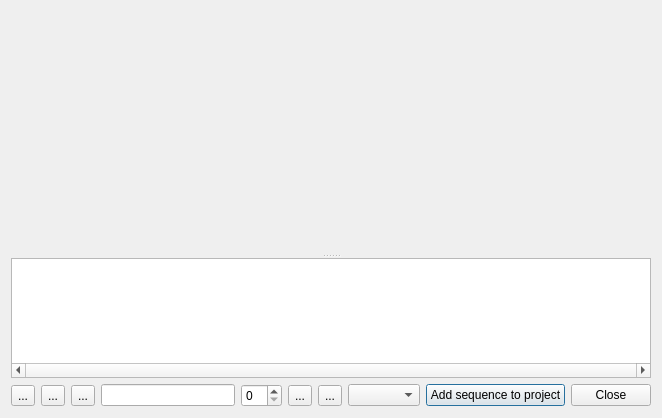
First picture: the form in src/widgets/stopmotion_ui.ui, repository KDE/kdenlive, before the edit.
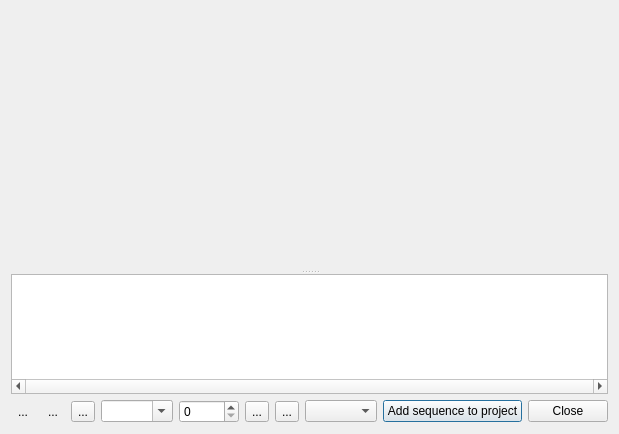
Second picture: the form after the edit. Custom widgets are drawn as their Qt base class.

Commit message: Some progress on the stop motion widget (improve management of existing sequences and frames)

The edit to the form file:
```diff
--- a/src/widgets/stopmotion_ui.ui
+++ b/src/widgets/stopmotion_ui.ui
@@ -6,8 +6,8 @@
    <rect>
     <x>0</x>
     <y>0</y>
-    <width>662</width>
-    <height>418</height>
+    <width>619</width>
+    <height>434</height>
    </rect>
   </property>
   <property name="windowTitle">
@@ -81,6 +81,9 @@
      <property name="checkable">
       <bool>true</bool>
      </property>
+     <property name="autoRaise">
+      <bool>true</bool>
+     </property>
     </widget>
    </item>
    <item row="1" column="1">
@@ -97,6 +100,9 @@
      <property name="checkable">
       <bool>true</bool>
      </property>
+     <property name="autoRaise">
+      <bool>true</bool>
+     </property>
     </widget>
    </item>
    <item row="1" column="2">
@@ -112,22 +118,6 @@
      </property>
     </widget>
    </item>
-   <item row="1" column="3">
-    <widget class="KLineEdit" name="sequence_name">
-     <property name="sizePolicy">
-      <sizepolicy hsizetype="MinimumExpanding" vsizetype="Fixed">
-       <horstretch>0</horstretch>
-       <verstretch>0</verstretch>
-      </sizepolicy>
-     </property>
-     <property name="toolTip">
-      <string>Sequence name</string>
-     </property>
-     <property name="whatsThis">
-      <string/>
-     </property>
-    </widget>
-   </item>
    <item row="1" column="4">
     <widget class="QSpinBox" name="frame_number">
      <property name="toolTip">
@@ -197,14 +187,19 @@
      </property>
     </widget>
    </item>
+   <item row="1" column="3">
+    <widget class="KComboBox" name="sequence_name">
+     <property name="toolTip">
+      <string>Sequence name</string>
+     </property>
+     <property name="editable">
+      <bool>true</bool>
+     </property>
+    </widget>
+   </item>
   </layout>
  </widget>
  <customwidgets>
-  <customwidget>
-   <class>KLineEdit</class>
-   <extends>QLineEdit</extends>
-   <header>klineedit.h</header>
-  </customwidget>
   <customwidget>
    <class>KComboBox</class>
    <extends>QComboBox</extends>
```
The commit also changes 4 other files.
